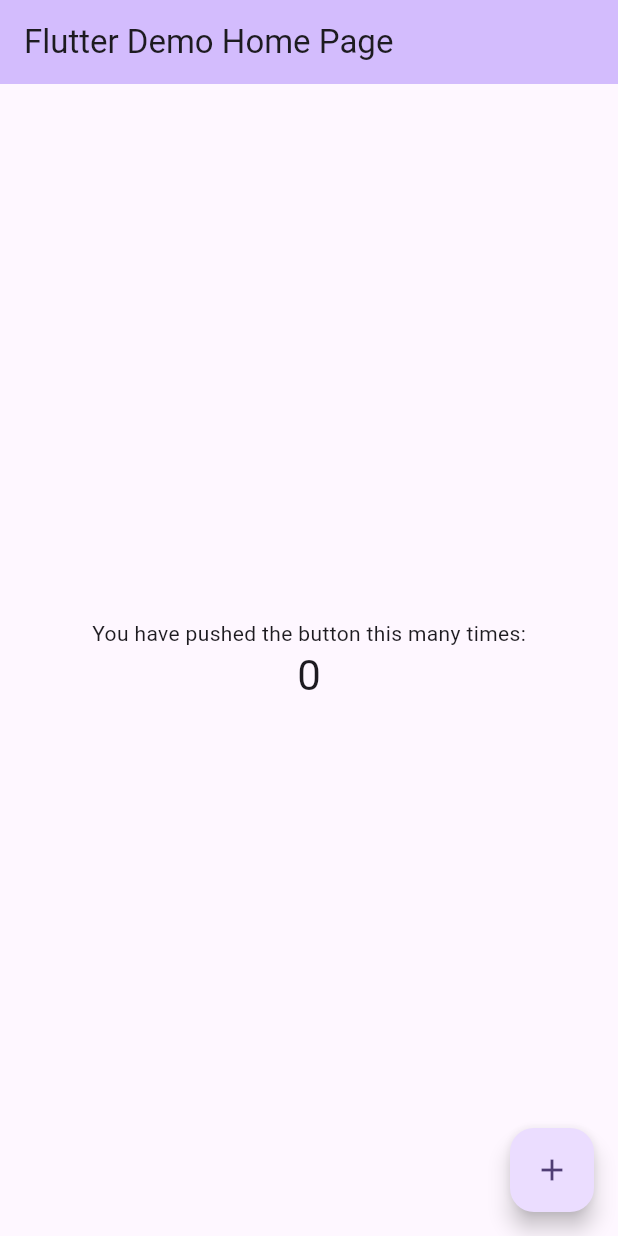
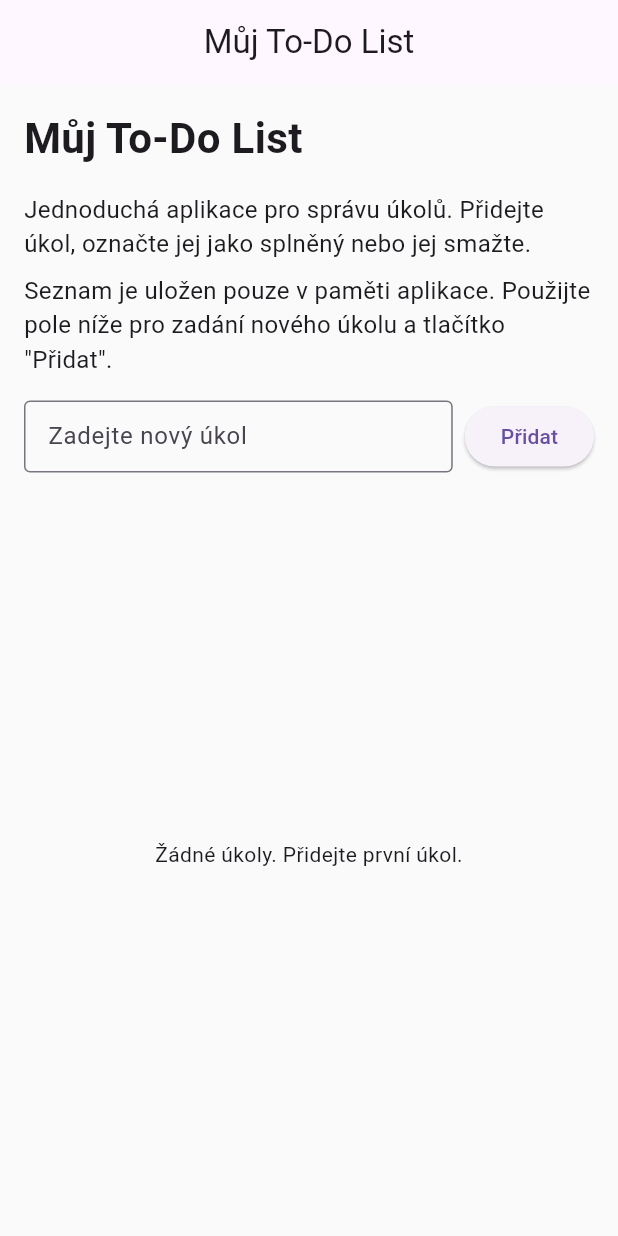
Before and after one commit to MichalEisner/flutter-to-do-list, a Flutter app: the screen it shows after launch, on a phone screen of 412 x 824 dp. Run offline on Flutter 3.47's test engine with Material 3 defaults, Android fonts, the phone set to English and light mode, and no system bars.

Commit message:
Finální a funkční verze

```diff
--- a/lib/main.dart
+++ b/lib/main.dart
@@ -7,116 +7,166 @@ void main() {
 class MyApp extends StatelessWidget {
   const MyApp({super.key});
 
-  // This widget is the root of your application.
   @override
   Widget build(BuildContext context) {
     return MaterialApp(
-      title: 'Flutter Demo',
+      title: 'Můj To-Do List',
       theme: ThemeData(
-        // This is the theme of your application.
-        //
-        // TRY THIS: Try running your application with "flutter run". You'll see
-        // the application has a purple toolbar. Then, without quitting the app,
-        // try changing the seedColor in the colorScheme below to Colors.green
-        // and then invoke "hot reload" (save your changes or press the "hot
-        // reload" button in a Flutter-supported IDE, or press "r" if you used
-        // the command line to start the app).
-        //
-        // Notice that the counter didn't reset back to zero; the application
-        // state is not lost during the reload. To reset the state, use hot
-        // restart instead.
-        //
-        // This works for code too, not just values: Most code changes can be
-        // tested with just a hot reload.
-        colorScheme: ColorScheme.fromSeed(seedColor: Colors.deepPurple),
+        primarySwatch: Colors.blue,
+        scaffoldBackgroundColor: Colors.grey[50],
       ),
-      home: const MyHomePage(title: 'Flutter Demo Home Page'),
+      home: const TodoPage(),
     );
   }
 }
 
-class MyHomePage extends StatefulWidget {
-  const MyHomePage({super.key, required this.title});
+class TodoItem {
+  String text;
+  bool done;
+  TodoItem({required this.text, this.done = false});
+}
 
-  // This widget is the home page of your application. It is stateful, meaning
-  // that it has a State object (defined below) that contains fields that affect
-  // how it looks.
-
-  // This class is the configuration for the state. It holds the values (in this
-  // case the title) provided by the parent (in this case the App widget) and
-  // used by the build method of the State. Fields in a Widget subclass are
-  // always marked "final".
-
-  final String title;
+class TodoPage extends StatefulWidget {
+  const TodoPage({super.key});
 
   @override
-  State<MyHomePage> createState() => _MyHomePageState();
+  State<TodoPage> createState() => _TodoPageState();
 }
 
-class _MyHomePageState extends State<MyHomePage> {
-  int _counter = 0;
+class _TodoPageState extends State<TodoPage> {
+  final TextEditingController _controller = TextEditingController();
+  final List<TodoItem> _items = [];
 
-  void _incrementCounter() {
-    setState(() {
-      // This call to setState tells the Flutter framework that something has
-      // changed in this State, which causes it to rerun the build method below
-      // so that the display can reflect the updated values. If we changed
-      // _counter without calling setState(), then the build method would not be
-      // called again, and so nothing would appear to happen.
-      _counter++;
-    });
+  @override
+  void dispose() {
+    _controller.dispose();
+    super.dispose();
+  }
+
+  void _showSnackBar(String text, {Color? backgroundColor}) {
+    ScaffoldMessenger.of(context).showSnackBar(
+      SnackBar(content: Text(text), backgroundColor: backgroundColor),
+    );
+  }
+
+  void _addTask() {
+    final text = _controller.text.trim();
+    if (text.isEmpty) {
+      _showSnackBar('Chyba: zadejte text úkolu', backgroundColor: Colors.red);
+      return;
+    }
+    setState(() => _items.add(TodoItem(text: text)));
+    _controller.clear();
+    FocusScope.of(context).unfocus();
+    _showSnackBar('Úkol přidán');
+  }
+
+  void _deleteTask(int index) {
+    final removed = _items.removeAt(index);
+    setState(() {});
+    debugPrint('Deleted: ${removed.text}');
+    _showSnackBar('Úkol smazán', backgroundColor: Colors.red);
+  }
+
+  void _toggleDone(int index, bool? value) {
+    if (value == null) return;
+    setState(() => _items[index].done = value);
   }
 
   @override
   Widget build(BuildContext context) {
-    // This method is rerun every time setState is called, for instance as done
-    // by the _incrementCounter method above.
-    //
-    // The Flutter framework has been optimized to make rerunning build methods
-    // fast, so that you can just rebuild anything that needs updating rather
-    // than having to individually change instances of widgets.
     return Scaffold(
       appBar: AppBar(
-        // TRY THIS: Try changing the color here to a specific color (to
-        // Colors.amber, perhaps?) and trigger a hot reload to see the AppBar
-        // change color while the other colors stay the same.
-        backgroundColor: Theme.of(context).colorScheme.inversePrimary,
-        // Here we take the value from the MyHomePage object that was created by
-        // the App.build method, and use it to set our appbar title.
-        title: Text(widget.title),
+        title: const Text('Můj To-Do List'),
+        centerTitle: true,
       ),
-      body: Center(
-        // Center is a layout widget. It takes a single child and positions it
-        // in the middle of the parent.
+      body: Padding(
+        padding: const EdgeInsets.all(16.0), // vnější odsazení 16 px
         child: Column(
-          // Column is also a layout widget. It takes a list of children and
-          // arranges them vertically. By default, it sizes itself to fit its
-          // children horizontally, and tries to be as tall as its parent.
-          //
-          // Column has various properties to control how it sizes itself and
-          // how it positions its children. Here we use mainAxisAlignment to
-          // center the children vertically; the main axis here is the vertical
-          // axis because Columns are vertical (the cross axis would be
-          // horizontal).
-          //
-          // TRY THIS: Invoke "debug painting" (choose the "Toggle Debug Paint"
-          // action in the IDE, or press "p" in the console), to see the
-          // wireframe for each widget.
-          mainAxisAlignment: MainAxisAlignment.center,
-          children: <Widget>[
-            const Text('You have pushed the button this many times:'),
-            Text(
-              '$_counter',
-              style: Theme.of(context).textTheme.headlineMedium,
+          crossAxisAlignment: CrossAxisAlignment.start,
+          children: [
+            const Text(
+              'Můj To-Do List',
+              style: TextStyle(fontSize: 28, fontWeight: FontWeight.bold),
+            ),
+            const SizedBox(height: 16), // mezera mezi nadpisem a odstavci
+            const Text(
+              'Jednoduchá aplikace pro správu úkolů. Přidejte úkol, označte jej jako splněný nebo jej smažte.',
+              style: TextStyle(fontSize: 16),
+            ),
+            const SizedBox(height: 8),
+            const Text(
+              'Seznam je uložen pouze v paměti aplikace. Použijte pole níže pro zadání nového úkolu a tlačítko "Přidat".',
+              style: TextStyle(fontSize: 16),
+            ),
+            const SizedBox(height: 16),
+            Row(
+              children: [
+                Expanded(
+                  child: TextField(
+                    controller: _controller,
+                    decoration: const InputDecoration(
+                      hintText: 'Zadejte nový úkol',
+                      border: OutlineInputBorder(),
+                      contentPadding:
+                          EdgeInsets.symmetric(horizontal: 12, vertical: 10),
+                    ),
+                    onSubmitted: (_) => _addTask(),
+                  ),
+                ),
+                const SizedBox(width: 8),
+                ElevatedButton(onPressed: _addTask, child: const Text('Přidat')),
+              ],
+            ),
+            const SizedBox(height: 16),
+            Expanded(
+              child: _items.isEmpty
+                  ? const Center(child: Text('Žádné úkoly. Přidejte první úkol.'))
+                  : ListView.builder(
+                      itemCount: _items.length,
+                      itemBuilder: (context, index) {
+                        final item = _items[index];
+                        return Container(
+                          margin: const EdgeInsets.only(bottom: 8.0), // mezera mezi řádky
+                          child: Material(
+                            borderRadius: BorderRadius.circular(8), // 8 px border radius
+                            elevation: 1,
+                            child: Padding(
+                              padding: const EdgeInsets.all(12.0), // vnitřní padding 12 px
+                              child: Row(
+                                children: [
+                                  Checkbox(
+                                    value: item.done,
+                                    onChanged: (v) => _toggleDone(index, v),
+                                  ),
+                                  const SizedBox(width: 8),
+                                  Expanded(
+                                    child: Text(
+                                      item.text,
+                                      style: TextStyle(
+                                        fontSize: 16,
+                                        color: item.done ? Colors.grey : Colors.black,
+                                        decoration: item.done
+                                            ? TextDecoration.lineThrough
+                                            : TextDecoration.none,
+                                      ),
+                                    ),
+                                  ),
+                                  IconButton(
+                                    icon: const Icon(Icons.delete),
+                                    onPressed: () => _deleteTask(index),
+                                  ),
+                                ],
+                              ),
+                            ),
+                          ),
+                        );
+                      },
+                    ),
             ),
           ],
         ),
       ),
-      floatingActionButton: FloatingActionButton(
-        onPressed: _incrementCounter,
-        tooltip: 'Increment',
-        child: const Icon(Icons.add),
-      ), // This trailing comma makes auto-formatting nicer for build methods.
     );
   }
 }
```
